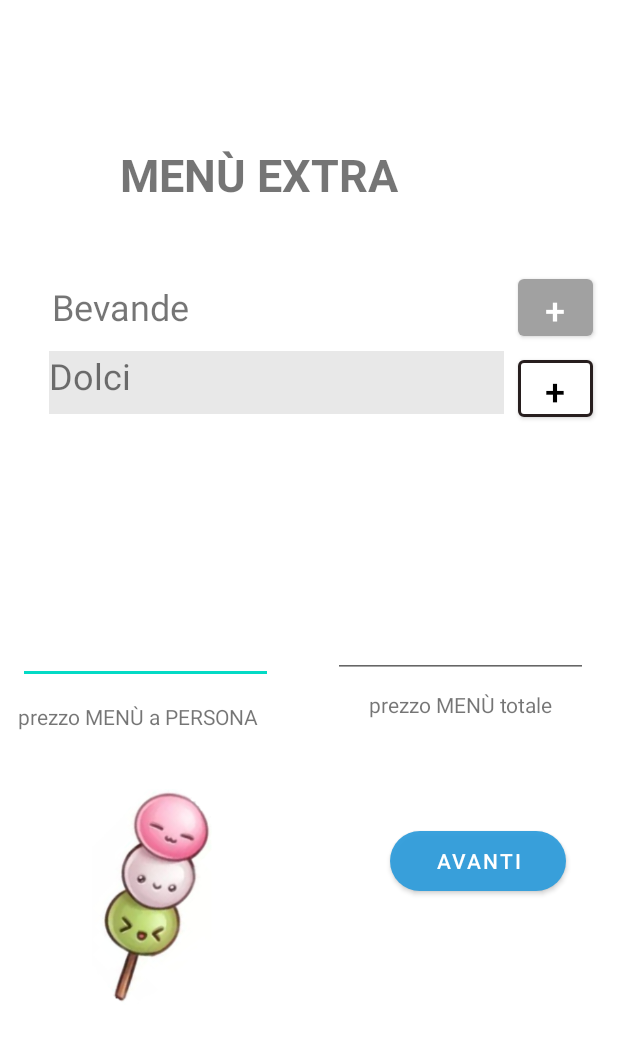
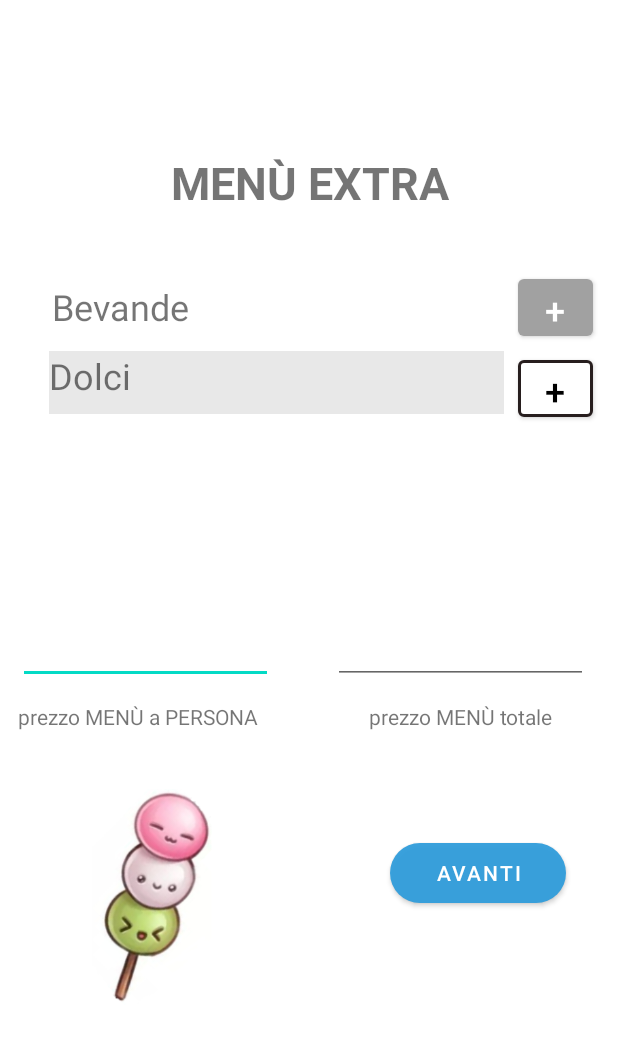
Before and after one commit to owsky/SushiHub, an Android app: the layout activity_extra.xml on its own in the app's theme, with its tools: preview values and no code run, on a phone screen of 412 x 824 dp. Shown: the top 1041 px of the screen. Run offline under Robolectric (Android 15) with nearby library versions, the phone set to English and light mode, and no system bars.

```diff
--- a/app/src/main/res/layout/activity_extra.xml
+++ b/app/src/main/res/layout/activity_extra.xml
@@ -10,9 +10,10 @@
         android:id="@+id/textView3"
         android:layout_width="270dp"
         android:layout_height="44dp"
-        android:layout_marginStart="80dp"
-        android:layout_marginLeft="80dp"
-        android:layout_marginTop="96dp"
+        android:layout_marginStart="72dp"
+        android:layout_marginLeft="72dp"
+        android:layout_marginTop="100dp"
+        android:gravity="center"
         android:text="@string/tit"
         android:textAllCaps="true"
         android:textSize="30sp"
@@ -59,29 +60,29 @@
         app:layout_constraintStart_toStartOf="parent"
         app:layout_constraintTop_toBottomOf="@+id/editTextNumberDecimal2" />
 
+    <EditText
+        android:id="@+id/editTextNumberDecimal"
+        android:layout_width="170dp"
+        android:layout_height="52dp"
+        android:layout_marginStart="40dp"
+        android:layout_marginLeft="40dp"
+        android:layout_marginTop="120dp"
+        android:ems="10"
+        android:inputType="numberDecimal"
+        app:layout_constraintStart_toEndOf="@+id/editTextNumberDecimal2"
+        app:layout_constraintTop_toBottomOf="@+id/button3" />
+
     <TextView
         android:id="@+id/textView5"
         android:layout_width="170dp"
         android:layout_height="22dp"
         android:layout_marginStart="40dp"
         android:layout_marginLeft="40dp"
-        android:layout_marginTop="8dp"
+        android:layout_marginTop="12dp"
         android:gravity="center_horizontal"
         android:text="@string/pr1"
         app:layout_constraintStart_toEndOf="@+id/textView4"
         app:layout_constraintTop_toBottomOf="@+id/editTextNumberDecimal" />
-
-    <EditText
-        android:id="@+id/editTextNumberDecimal"
-        android:layout_width="170dp"
-        android:layout_height="52dp"
-        android:layout_marginStart="40dp"
-        android:layout_marginLeft="40dp"
-        android:layout_marginTop="116dp"
-        android:ems="10"
-        android:inputType="numberDecimal"
-        app:layout_constraintStart_toEndOf="@+id/editTextNumberDecimal2"
-        app:layout_constraintTop_toBottomOf="@+id/button3" />
 
     <Button
         android:id="@+id/button4"
```
Also changed, not shown: app/src/main/java/com/veneto_valley/veneto_valley/CustomDialogClass.java (added, +49 -0 lines), app/src/main/java/com/veneto_valley/veneto_valley/Extra.java (+42 -0 lines), app/src/main/res/layout/custom_dialog.xml (added, +33 -0 lines).
